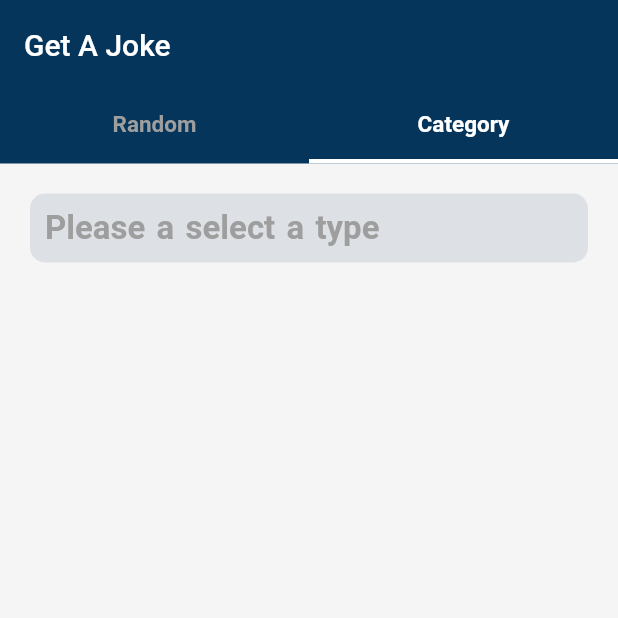
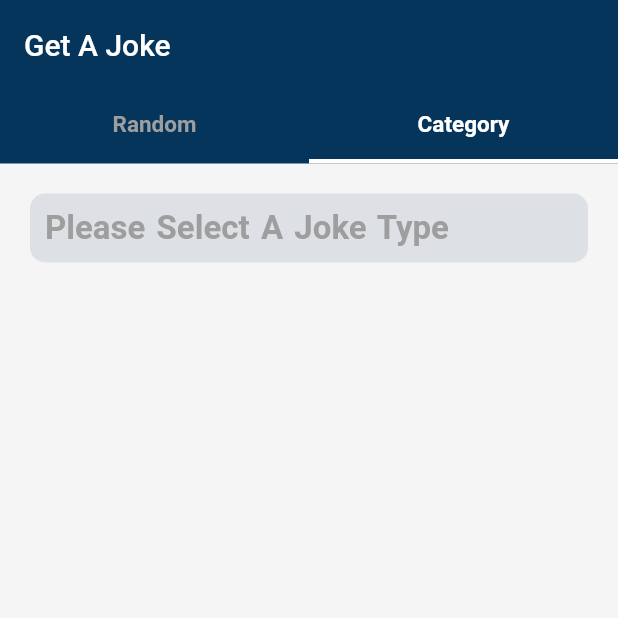
Before and after one commit to Nishadatgit/flutter_joke_app, a Flutter app: the screen it shows after launch, tab 2 chosen, on a phone screen of 412 x 824 dp, the top half of it. Run offline on Flutter 3.47's test engine with Material 2 defaults, Android fonts, the phone set to English and light mode, and no system bars; drawn by our look-alikes of liquid_pull_to_refresh; our stand-ins replace dio, font_awesome_flutter, get, loading_animation_widget, multi_select_flutter; network calls fail.

Commit message:
code optimized

```diff
--- a/lib/screens/category_jokes.dart
+++ b/lib/screens/category_jokes.dart
@@ -1,5 +1,5 @@
-import 'package:bouncing_widget/bouncing_widget.dart';
 import 'package:flutter/material.dart';
+import 'package:font_awesome_flutter/font_awesome_flutter.dart';
 import 'package:get/get.dart';
 import 'package:joke_app/controller/joke_by_type_controller.dart';
 import 'package:joke_app/controller/joke_type_selector_controller.dart';
@@ -10,9 +10,10 @@ import 'package:multi_select_flutter/multi_select_flutter.dart';
 
 class CategoryJokes extends StatelessWidget {
   CategoryJokes({super.key});
-  JokeTypeSelectorController jokeTypeSelectorController =
+  final JokeTypeSelectorController jokeTypeSelectorController =
       Get.put(JokeTypeSelectorController());
-  JokeByTypeController jokeByTypeController = Get.put(JokeByTypeController());
+  final JokeByTypeController jokeByTypeController =
+      Get.put(JokeByTypeController());
 
   @override
   Widget build(BuildContext context) {
@@ -20,8 +21,9 @@ class CategoryJokes extends StatelessWidget {
         backgroundColor: Colors.grey[100],
         body: SafeArea(
           child: LiquidPullToRefresh(
-            animSpeedFactor: 1,
+            animSpeedFactor: 2,
             height: 50,
+            showChildOpacityTransition: false,
             backgroundColor: Colors.white,
             springAnimationDurationInMilliseconds: 1000,
             color: const Color.fromARGB(255, 6, 53, 91),
@@ -31,7 +33,7 @@ class CategoryJokes extends StatelessWidget {
                     .refreshGetJokeByType(jokeTypeSelectorController.val.value);
               } else {
                 Get.snackbar('Warning', 'Please select a type',
-                    colorText: Colors.white);
+                    colorText: Colors.white, backgroundColor: Colors.red);
               }
             },
             child: ListView(
@@ -61,7 +63,7 @@ class CategoryJokes extends StatelessWidget {
                                   jokeTypeSelectorController.val.value != ''
                                       ? jokeTypeSelectorController.val.value
                                           .replaceAll(',', ' ')
-                                      : 'Please a select a type',
+                                      : 'Please Select A Joke Type',
                                   style: TextStyle(
                                       wordSpacing: jokeTypeSelectorController
                                                   .val.value !=
@@ -84,7 +86,46 @@ class CategoryJokes extends StatelessWidget {
                     )
                   ],
                 ),
-                Obx(
+                _buildBody(context)
+              ],
+            ),
+          ),
+        ),
+        floatingActionButton: _buildFloatingActionButton());
+  }
+
+  Obx _buildFloatingActionButton() {
+    return Obx(
+      () => jokeTypeSelectorController.val.value != ''
+          ? jokeByTypeController.isLoading.value
+              ? SizedBox(
+                  height: 50,
+                  width: 50,
+                  child: LoadingAnimationWidget.inkDrop(
+                      color: Colors.yellow, size: 40),
+                )
+              : SizedBox(
+                  height: 50,
+                  width: 50,
+                  child: FloatingActionButton(
+                    backgroundColor: Colors.yellow,
+                    onPressed: () {
+                      jokeByTypeController
+                          .getJokeByType(jokeTypeSelectorController.val.value);
+                    },
+                    child: const Icon(
+                      FontAwesomeIcons.arrowsRotate,
+                      size: 20,
+                      color: Colors.black,
+                    ),
+                  ),
+                )
+          : const SizedBox.shrink(),
+    );
+  }
+
+  Obx _buildBody(BuildContext context) {
+    return Obx(
       () => jokeByTypeController.isInitState.value
           ? const SizedBox.shrink()
           : jokeByTypeController.isLoading.value
@@ -92,18 +133,15 @@ class CategoryJokes extends StatelessWidget {
                   height: 400,
                   child: Center(
                       child: LoadingAnimationWidget.twoRotatingArc(
-                                      color:
-                                          const Color.fromARGB(255, 6, 53, 91),
+                          color: const Color.fromARGB(255, 6, 53, 91),
                           size: 100)),
                 )
               : Column(
                   children: [
-                                Container(
+                    SizedBox(
                       width: MediaQuery.of(context).size.width,
-                                  padding: const EdgeInsets.all(20),
                       child: Padding(
-                                    padding: const EdgeInsets.symmetric(
-                                        vertical: 20.0),
+                        padding: const EdgeInsets.symmetric(vertical: 20.0),
                         child: AnimatedContainer(
                           duration: const Duration(seconds: 1),
                           padding: const EdgeInsets.all(10),
@@ -111,44 +149,35 @@ class CategoryJokes extends StatelessWidget {
                             borderRadius: BorderRadius.circular(10),
                           ),
                           child: Column(
-                                        crossAxisAlignment:
-                                            CrossAxisAlignment.start,
+                            crossAxisAlignment: CrossAxisAlignment.start,
                             children: [
                               Obx(
                                 () => jokeByTypeController
-                                                        .jokeByType
-                                                        .value
-                                                        .joke !=
+                                            .jokeByType.value.joke !=
                                         null
                                     ? Text(
                                         jokeByTypeController
-                                                            .jokeByType
-                                                            .value
-                                                            .joke ??
+                                                .jokeByType.value.joke ??
                                             '',
                                         style: const TextStyle(
                                             fontSize: 25,
                                             color: Colors.grey,
-                                                        fontWeight:
-                                                            FontWeight.bold),
+                                            fontWeight: FontWeight.bold),
                                       )
                                     : Text(
                                         jokeByTypeController
-                                                            .jokeByType
-                                                            .value
-                                                            .setup ??
+                                                .jokeByType.value.setup ??
                                             '',
                                         style: const TextStyle(
                                             fontSize: 25,
-                                                        fontWeight:
-                                                            FontWeight.bold),
+                                            fontWeight: FontWeight.bold),
                                       ),
                               ),
                               const SizedBox(height: 10),
                               Obx(
                                 () => Text(
-                                              jokeByTypeController.jokeByType
-                                                      .value.delivery ??
+                                  jokeByTypeController
+                                          .jokeByType.value.delivery ??
                                       '',
                                   style: const TextStyle(
                                       fontSize: 25,
@@ -167,8 +196,7 @@ class CategoryJokes extends StatelessWidget {
                                         const Text(
                                           'Safe:  ',
                                           style: TextStyle(
-                                                          fontWeight:
-                                                              FontWeight.bold,
+                                              fontWeight: FontWeight.bold,
                                               color: Colors.grey),
                                         ),
                                         Obx(
@@ -176,9 +204,7 @@ class CategoryJokes extends StatelessWidget {
                                             radius: 10,
                                             backgroundColor:
                                                 jokeByTypeController
-                                                                    .jokeByType
-                                                                    .value
-                                                                    .safe!
+                                                        .jokeByType.value.safe!
                                                     ? Colors.green
                                                     : Colors.red,
                                           ),
@@ -187,18 +213,14 @@ class CategoryJokes extends StatelessWidget {
                                     ),
                                   ),
                                   const Text('Category: ',
-                                                  style: TextStyle(
-                                                      color: Colors.grey)),
+                                      style: TextStyle(color: Colors.grey)),
                                   Obx(
                                     () => Text(
                                       jokeByTypeController
-                                                      .jokeByType
-                                                      .value
-                                                      .category!,
+                                          .jokeByType.value.category!,
                                       style: const TextStyle(
                                           fontSize: 15,
-                                                      fontWeight:
-                                                          FontWeight.bold),
+                                          fontWeight: FontWeight.bold),
                                     ),
                                   ),
                                 ],
@@ -210,37 +232,7 @@ class CategoryJokes extends StatelessWidget {
                     ),
                   ],
                 ),
-                )
-              ],
-            ),
-          ),
-        ),
-        floatingActionButton: Obx(
-          () => jokeTypeSelectorController.val.value != ''
-              ? jokeByTypeController.isLoading.value
-                  ? SizedBox(
-                      height: 50,
-                      width: 50,
-                      child: LoadingAnimationWidget.inkDrop(
-                          color: Colors.yellow, size: 40),
-                    )
-                  : SizedBox(
-                      height: 50,
-                      width: 50,
-                      child: FloatingActionButton(
-                        backgroundColor: Colors.yellow,
-                        onPressed: () {
-                          jokeByTypeController.getJokeByType(
-                              jokeTypeSelectorController.val.value);
-                        },
-                        child: const Icon(
-                          Icons.replay,
-                          color: Colors.black,
-                        ),
-                      ),
-                    )
-              : const SizedBox.shrink(),
-        ));
+    );
   }
 
   void _showTypes(BuildContext context) {
@@ -276,7 +268,7 @@ class CategoryJokes extends StatelessWidget {
               Row(
                 children: [
                   const Spacer(),
-                  ElevatedButton(
+                  ElevatedButton.icon(
                       style:
                           ElevatedButton.styleFrom(backgroundColor: Colors.red),
                       onPressed: () {
@@ -288,9 +280,13 @@ class CategoryJokes extends StatelessWidget {
                             backgroundColor:
                                 Colors.transparent.withOpacity(0.5));
                       },
-                      child: const Text('Clear')),
+                      icon: const Icon(
+                        FontAwesomeIcons.broom,
+                        size: 20,
+                      ),
+                      label: const Text('Clear')),
                   const SizedBox(width: 20),
-                  ElevatedButton(
+                  ElevatedButton.icon(
                       style: ElevatedButton.styleFrom(
                           backgroundColor:
                               const Color.fromARGB(255, 6, 53, 91)),
@@ -305,7 +301,8 @@ class CategoryJokes extends StatelessWidget {
                               colorText: Colors.white);
                         }
                       },
-                      child: const Text('Save'))
+                      icon: const Icon(FontAwesomeIcons.solidFloppyDisk),
+                      label: const Text('Save'))
                 ],
               )
             ],
--- a/pubspec.yaml
+++ b/pubspec.yaml
@@ -36,6 +36,7 @@ dependencies:
   flutter:
     sdk: flutter
   flutter_bloc: ^8.1.1
+  font_awesome_flutter: ^10.1.0
   get: ^4.6.5
   http: ^0.13.5
   liquid_pull_to_refresh: ^3.0.1
```
Also changed, not shown: lib/screens/random_jokes.dart (+23 -15 lines), pubspec.lock. Lines whose indentation alone changed are shown as unchanged.
